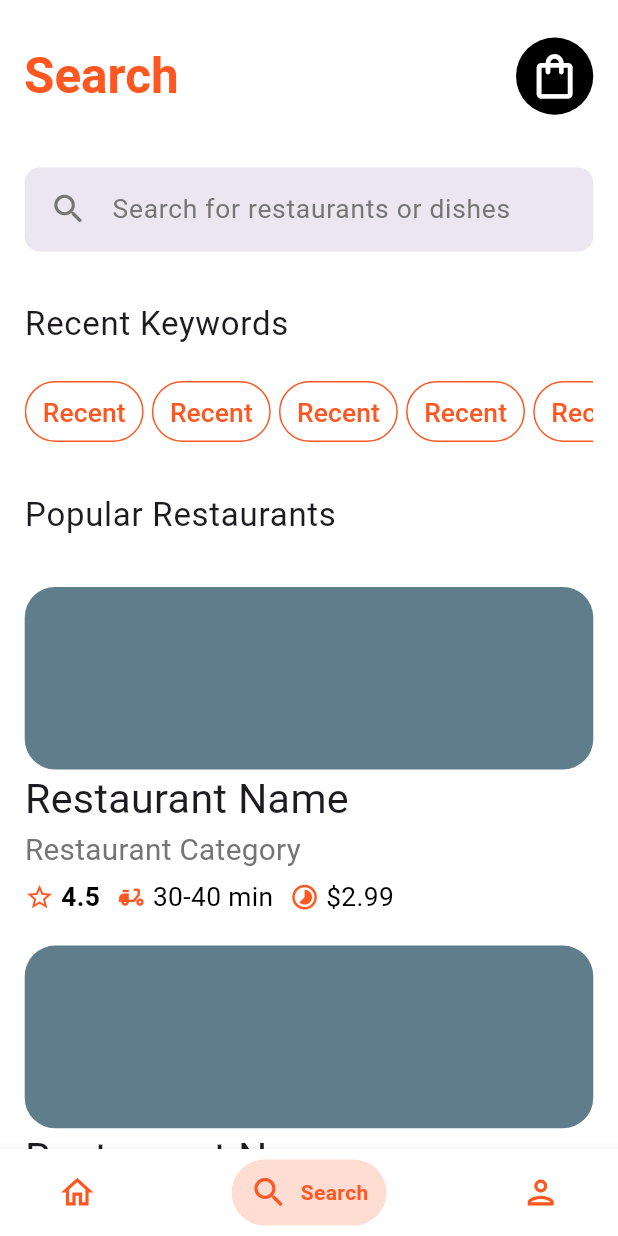
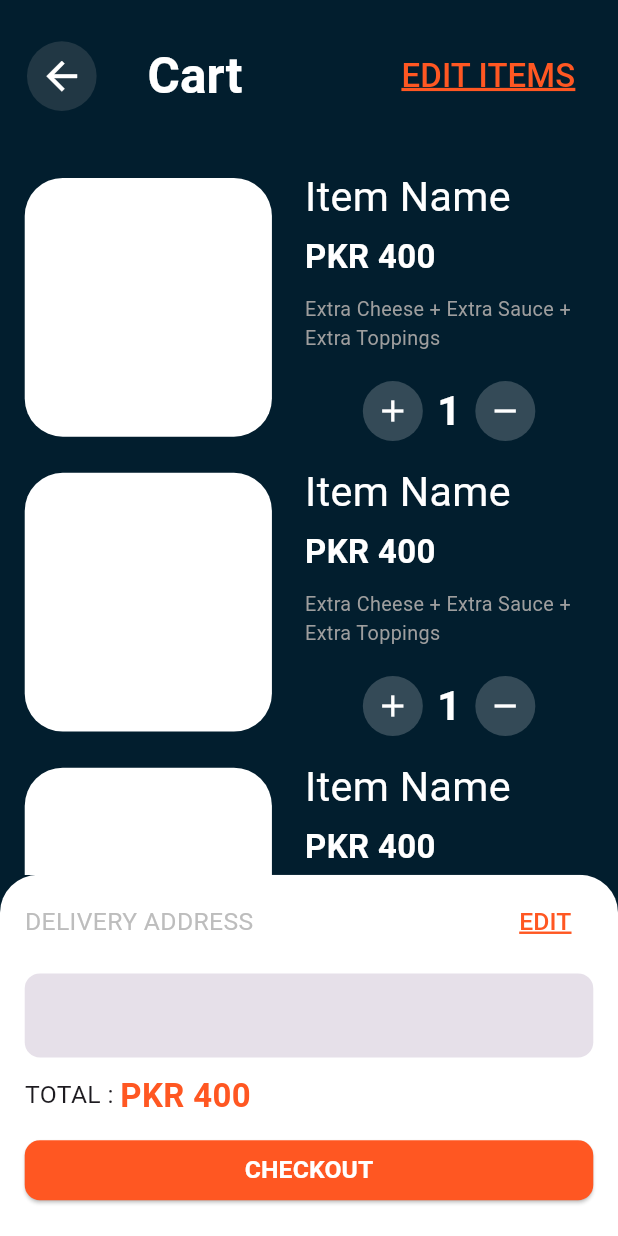
Before and after one commit to MuhammadWaleedEjaz05/bite_food_delivery, a Flutter app: the screen it shows after launch, item 2 of the bottom bar chosen, after a tap on the "shopping bag" icon, on a phone screen of 412 x 824 dp. Run offline on Flutter 3.47's test engine with Material 3 defaults, Android fonts, the phone set to English and light mode, and no system bars; drawn by our look-alikes of stylish_bottom_bar; our stand-ins replace bloc, cloud_firestore, equatable, firebase_auth, firebase_core, flutter_bloc and 2 more; accounts and stored records are empty; Roboto replaces fonts that are missing (Sen).

Commit message:
feat: Implement order history and cart screens with new UI components and dark mode support for the app bar.

```diff
--- /dev/null
+++ b/lib/Screens/cart_screen.dart
@@ -0,0 +1,183 @@
+import 'package:bite_food_delivery/Widgets/bite_app_bar.dart';
+import 'package:bite_food_delivery/Widgets/bite_cart_item_card.dart';
+import 'package:flutter/material.dart';
+import 'package:flutter_screenutil/flutter_screenutil.dart';
+import 'package:google_fonts/google_fonts.dart';
+
+class CartScreen extends StatelessWidget {
+  const CartScreen({super.key});
+
+  @override
+  Widget build(BuildContext context) {
+    final isEditActive = false;
+    return Scaffold(
+      backgroundColor: const Color.fromARGB(255, 2, 30, 46),
+      appBar: _AppBarSection(isEditActive: isEditActive),
+      body: Column(
+        children: [
+          _CartSection(isEditActive: isEditActive),
+          _CheckOutSection(),
+        ],
+      ),
+    );
+  }
+}
+
+class _CheckOutSection extends StatelessWidget {
+  const _CheckOutSection();
+
+  @override
+  Widget build(BuildContext context) {
+    return Expanded(
+      child: ClipRRect(
+        borderRadius: BorderRadius.only(
+          topLeft: Radius.circular(25.r),
+          topRight: Radius.circular(25.r),
+        ),
+        child: Container(
+          decoration: BoxDecoration(color: Colors.white),
+          child: Padding(
+            padding: EdgeInsets.symmetric(horizontal: 15.w, vertical: 7.5.h),
+            child: Column(
+              children: [
+                Row(
+                  children: [
+                    Text(
+                      'DELIVERY ADDRESS',
+                      style: GoogleFonts.sen(
+                        fontSize: 15.sp,
+                        color: Colors.grey.shade400,
+                      ),
+                    ),
+                    Spacer(),
+                    TextButton(
+                      onPressed: () {},
+                      child: Text(
+                        'EDIT',
+                        style: GoogleFonts.sen(
+                          fontSize: 15.sp,
+                          color: Colors.deepOrange,
+                          decoration: TextDecoration.underline,
+                          decorationColor: Colors.deepOrange,
+                          decorationThickness: 2,
+                        ),
+                      ),
+                    ),
+                  ],
+                ),
+                10.verticalSpace,
+                TextField(
+                  decoration: InputDecoration(
+                    filled: true,
+                    border: OutlineInputBorder(
+                      borderRadius: BorderRadius.circular(10.r),
+                      borderSide: BorderSide.none,
+                    ),
+                  ),
+                ),
+                10.verticalSpace,
+                Row(
+                  children: [
+                    Text('TOTAL : ', style: GoogleFonts.sen(fontSize: 15.sp)),
+                    Text(
+                      'PKR 400',
+                      style: GoogleFonts.sen(
+                        fontSize: 20.sp,
+                        fontWeight: FontWeight.bold,
+                        color: Colors.deepOrange,
+                      ),
+                    ),
+                  ],
+                ),
+                10.verticalSpace,
+                Row(
+                  children: [
+                    Expanded(
+                      child: ElevatedButton(
+                        style: ElevatedButton.styleFrom(
+                          backgroundColor: Colors.deepOrange,
+                          shape: RoundedRectangleBorder(
+                            borderRadius: BorderRadius.circular(10.r),
+                          ),
+                        ),
+                        onPressed: () {},
+                        child: Text(
+                          'CHECKOUT',
+                          style: GoogleFonts.sen(
+                            fontSize: 15.sp,
+                            fontWeight: FontWeight.bold,
+                            color: Colors.white,
+                          ),
+                        ),
+                      ),
+                    ),
+                  ],
+                ),
+              ],
+            ),
+          ),
+        ),
+      ),
+    );
+  }
+}
+
+class _CartSection extends StatelessWidget {
+  final bool isEditActive;
+  const _CartSection({this.isEditActive = false});
+
+  @override
+  Widget build(BuildContext context) {
+    return Expanded(
+      flex: 2,
+      child: Container(
+        decoration: BoxDecoration(color: Colors.white.withAlpha(0)),
+        child: ListView.separated(
+          padding: EdgeInsets.symmetric(horizontal: 15.w, vertical: 10.h),
+          itemBuilder: (context, index) =>
+              BiteCartItemCard(isEditActive: isEditActive),
+          separatorBuilder: (context, index) => 10.verticalSpace,
+          itemCount: 5,
+        ),
+      ),
+    );
+  }
+}
+
+class _AppBarSection extends StatelessWidget implements PreferredSizeWidget {
+  final bool isEditActive;
+  const _AppBarSection({this.isEditActive = false});
+  @override
+  Size get preferredSize => Size.fromHeight(100.h);
+  @override
+  Widget build(BuildContext context) {
+    return BiteAppBar(
+      isDarkMode: true,
+      backButton: true,
+      title: Text(
+        'Cart',
+        style: GoogleFonts.sen(
+          fontSize: 30.sp,
+          fontWeight: FontWeight.bold,
+          color: Colors.white,
+        ),
+      ),
+      actions: [
+        TextButton(
+          onPressed: () {},
+          child: Text(
+            isEditActive ? 'DONE' : 'EDIT ITEMS',
+            style: GoogleFonts.sen(
+              fontSize: 20.sp,
+              color: isEditActive ? Colors.green : Colors.deepOrange,
+              decoration: TextDecoration.underline,
+              decorationColor: isEditActive ? Colors.green : Colors.deepOrange,
+              decorationThickness: 2,
+            ),
+          ),
+        ),
+        15.horizontalSpace,
+      ],
+    );
+  }
+}
--- a/lib/Screens/home_screen.dart
+++ b/lib/Screens/home_screen.dart
@@ -131,7 +131,7 @@ class _AppBarSection extends StatelessWidget implements PreferredSizeWidget {
       ),
       actions: [
         IconButton(
-          onPressed: () {},
+          onPressed: () => Navigator.pushNamed(context, '/cart_screen'),
           style: IconButton.styleFrom(
             foregroundColor: Colors.white,
             backgroundColor: Colors.black,
--- a/lib/Screens/search_screen.dart
+++ b/lib/Screens/search_screen.dart
@@ -95,7 +95,7 @@ class _AppBarSection extends StatelessWidget implements PreferredSizeWidget {
       ),
       actions: [
         IconButton(
-          onPressed: () {},
+          onPressed: () => Navigator.pushNamed(context, '/cart_screen'),
           style: IconButton.styleFrom(
             foregroundColor: Colors.white,
             backgroundColor: Colors.black,
--- a/lib/Widgets/bite_app_bar.dart
+++ b/lib/Widgets/bite_app_bar.dart
@@ -5,11 +5,12 @@ class BiteAppBar extends StatelessWidget implements PreferredSizeWidget {
   const BiteAppBar({
     super.key,
     this.isLogoVisible = false,
+    this.isDarkMode = false,
     this.backButton = false,
     required this.title,
     required this.actions,
   });
-
+  final bool isDarkMode;
   final bool isLogoVisible;
   final bool backButton;
   final Widget title;
@@ -21,6 +22,8 @@ class BiteAppBar extends StatelessWidget implements PreferredSizeWidget {
   @override
   Widget build(BuildContext context) {
     return AppBar(
+      backgroundColor: Colors.white.withAlpha(0),
+      surfaceTintColor: Colors.white.withAlpha(0),
       toolbarHeight: 100.h,
       leadingWidth: isLogoVisible ? 100.w : 75.w,
       leading: isLogoVisible
@@ -38,7 +41,7 @@ class BiteAppBar extends StatelessWidget implements PreferredSizeWidget {
                 Navigator.pop(context);
               },
               style: IconButton.styleFrom(
-                foregroundColor: Colors.black,
+                foregroundColor: isDarkMode ? Colors.white : Colors.black,
                 backgroundColor: Colors.grey.withAlpha(50),
               ),
               icon: Icon(Icons.arrow_back, size: 30.r),
--- /dev/null
+++ b/lib/Widgets/bite_cart_item_card.dart
@@ -0,0 +1,104 @@
+import 'package:flutter/material.dart';
+import 'package:flutter_screenutil/flutter_screenutil.dart';
+import 'package:google_fonts/google_fonts.dart';
+
+class BiteCartItemCard extends StatelessWidget {
+  final bool isEditActive;
+  const BiteCartItemCard({super.key, this.isEditActive = false});
+
+  @override
+  Widget build(BuildContext context) {
+    return Row(
+      children: [
+        Expanded(
+          child: Container(
+            width: 136.w,
+            height: 170.h,
+            decoration: BoxDecoration(
+              color: Colors.white,
+              borderRadius: BorderRadius.circular(25.r),
+            ),
+          ),
+        ),
+        20.horizontalSpace,
+        SizedBox(
+          width: 175.w,
+          child: Column(
+            crossAxisAlignment: CrossAxisAlignment.start,
+            children: [
+              Text(
+                'Item Name',
+                style: GoogleFonts.sen(fontSize: 25.sp, color: Colors.white),
+                maxLines: 1,
+                softWrap: true,
+                overflow: TextOverflow.ellipsis,
+              ),
+              5.verticalSpace,
+              Row(
+                children: [
+                  Text(
+                    'PKR 400',
+                    style: GoogleFonts.sen(
+                      fontSize: 20.sp,
+                      fontWeight: FontWeight.bold,
+                      color: Colors.white,
+                    ),
+                  ),
+                  Spacer(),
+                  isEditActive
+                      ? IconButton(
+                          onPressed: () {},
+                          style: IconButton.styleFrom(
+                            iconSize: 20.r,
+                            backgroundColor: Colors.red,
+                            foregroundColor: Colors.white,
+                          ),
+                          icon: Icon(Icons.delete),
+                        )
+                      : SizedBox.shrink(),
+                ],
+              ),
+              10.verticalSpace,
+              Text(
+                'Extra Cheese + Extra Sauce + Extra Toppings',
+                style: GoogleFonts.sen(fontSize: 12.sp, color: Colors.grey),
+                maxLines: 2,
+                softWrap: true,
+                overflow: TextOverflow.ellipsis,
+              ),
+              15.verticalSpace,
+              Row(
+                spacing: 5.w,
+                mainAxisAlignment: MainAxisAlignment.center,
+                children: [
+                  IconButton(
+                    onPressed: () {},
+                    style: IconButton.styleFrom(
+                      backgroundColor: Colors.white.withAlpha(50),
+                    ),
+                    icon: Icon(Icons.add, color: Colors.white),
+                  ),
+                  Text(
+                    '1',
+                    style: GoogleFonts.sen(
+                      fontSize: 25.sp,
+                      color: Colors.white,
+                      fontWeight: FontWeight.bold,
+                    ),
+                  ),
+                  IconButton(
+                    onPressed: () {},
+                    style: IconButton.styleFrom(
+                      backgroundColor: Colors.white.withAlpha(50),
+                    ),
+                    icon: Icon(Icons.remove, color: Colors.white),
+                  ),
+                ],
+              ),
+            ],
+          ),
+        ),
+      ],
+    );
+  }
+}
--- /dev/null
+++ b/lib/configs/orderhistorytablist.dart
@@ -0,0 +1,3 @@
+import 'package:flutter/material.dart';
+
+final List<Tab> tabsList = [Tab(text: 'Ongoing'), Tab(text: 'History')];
--- a/lib/configs/page_routes.dart
+++ b/lib/configs/page_routes.dart
@@ -1,6 +1,8 @@
 import 'package:bite_food_delivery/Screens/address_screen.dart';
 import 'package:bite_food_delivery/Screens/all_category_screen.dart';
 import 'package:bite_food_delivery/Screens/all_restaurant_screen.dart';
+import 'package:bite_food_delivery/Screens/cart_screen.dart';
+import 'package:bite_food_delivery/Screens/order_history_screen.dart';
 import 'package:bite_food_delivery/Screens/person_info_screen.dart';
 import 'package:flutter/material.dart';
 
@@ -9,4 +11,6 @@ final Map<String, Widget Function(BuildContext)> routes = {
   '/person_info_screen': (context) => PersonInfoScreen(),
   '/all_restaurants_screen': (context) => AllRestaurantScreen(),
   '/all_categories_screen': (context) => AllCategoryScreen(),
+  '/cart_screen': (context) => CartScreen(),
+  '/order_history_screen': (context) => OrderHistoryScreen(),
 };
```
Also changed, not shown: lib/Screens/order_history_screen.dart (added, +88 -0 lines), lib/Widgets/bite_tab_bar.dart (added, +23 -0 lines), lib/Widgets/biteorder_history_card.dart (added, +164 -0 lines), lib/configs/profile_menu_items_list.dart (+7 -1 lines).
